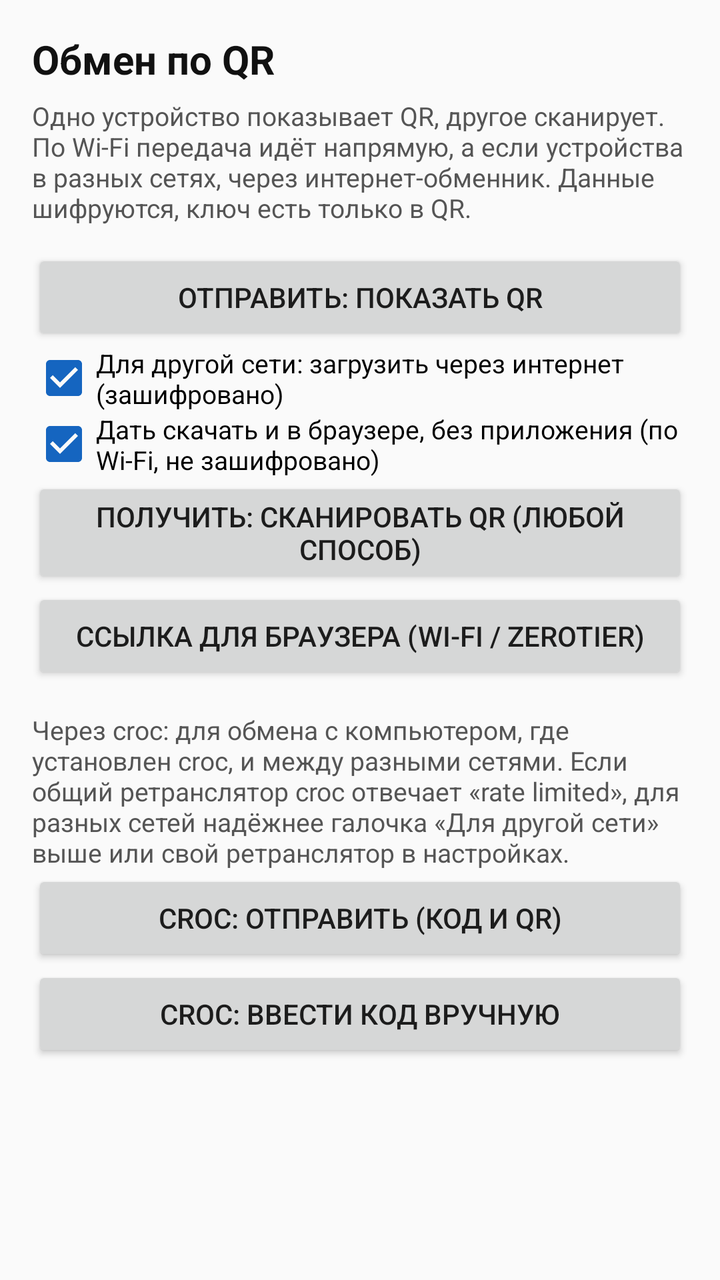
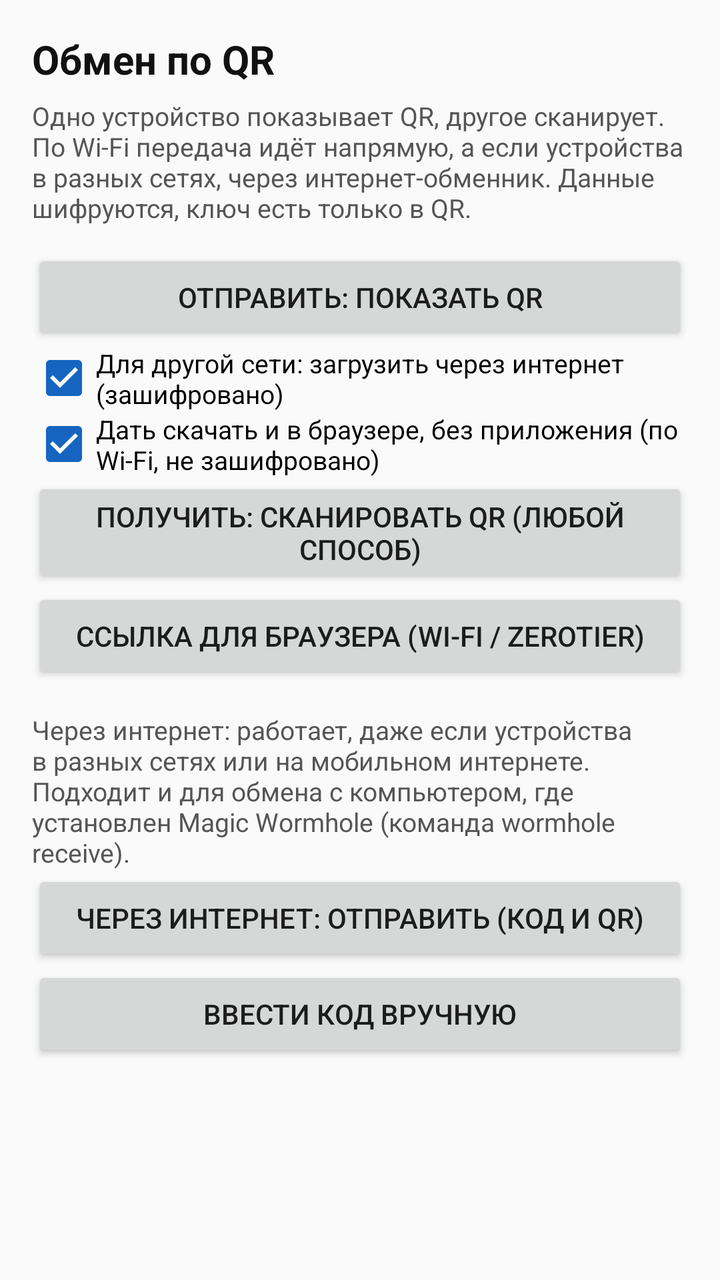

The first picture is an Android layout as it rendered before a commit; the second is the same layout after the commit. The layout source and the unified diff follow.
<!-- AndroidManifest.xml: application theme AppTheme -->
<!-- res/layout/activity_exchange.xml -->
<?xml version="1.0" encoding="utf-8"?>
<ScrollView xmlns:android="http://schemas.android.com/apk/res/android"
    android:layout_width="match_parent"
    android:layout_height="match_parent"
    android:background="#FAFAFA">

    <LinearLayout
        android:layout_width="match_parent"
        android:layout_height="wrap_content"
        android:orientation="vertical"
        android:padding="16dp">

        <TextView
            android:layout_width="match_parent"
            android:layout_height="wrap_content"
            android:text="Обмен по QR"
            android:textColor="#111111"
            android:textSize="20sp"
            android:textStyle="bold" />

        <TextView
            android:layout_width="match_parent"
            android:layout_height="wrap_content"
            android:paddingTop="6dp"
            android:text="Одно устройство показывает QR, другое сканирует. По Wi‑Fi передача идёт напрямую, а если устройства в разных сетях, через интернет-обменник. Данные шифруются, ключ есть только в QR."
            android:textColor="#555555"
            android:textSize="13sp" />

        <Button
            android:id="@+id/btnSend"
            android:layout_width="match_parent"
            android:layout_height="wrap_content"
            android:layout_marginTop="12dp"
            android:text="Отправить: показать QR" />

        <CheckBox
            android:id="@+id/cbNet"
            android:layout_width="match_parent"
            android:layout_height="wrap_content"
            android:checked="true"
            android:text="Для другой сети: загрузить через интернет (зашифровано)"
            android:textSize="13sp" />

        <CheckBox
            android:id="@+id/cbBrowser"
            android:layout_width="match_parent"
            android:layout_height="wrap_content"
            android:checked="true"
            android:text="Дать скачать и в браузере, без приложения (по Wi‑Fi, не зашифровано)"
            android:textSize="13sp" />

        <Button
            android:id="@+id/btnReceive"
            android:layout_width="match_parent"
            android:layout_height="wrap_content"
            android:text="Получить: сканировать QR (любой способ)" />

        <Button
            android:id="@+id/btnWeb"
            android:layout_width="match_parent"
            android:layout_height="wrap_content"
            android:text="Ссылка для браузера (Wi‑Fi / ZeroTier)" />

        <Button
            android:id="@+id/btnWebStop"
            android:layout_width="match_parent"
            android:layout_height="wrap_content"
            android:text="Остановить веб-сервер"
            android:visibility="gone" />

        <TextView
            android:layout_width="match_parent"
            android:layout_height="wrap_content"
            android:paddingTop="14dp"
            android:text="Через croc: для обмена с компьютером, где установлен croc, и между разными сетями. Если общий ретранслятор croc отвечает «rate limited», для разных сетей надёжнее галочка «Для другой сети» выше или свой ретранслятор в настройках."
            android:textColor="#555555"
            android:textSize="13sp" />

        <Button
            android:id="@+id/btnCrocSend"
            android:layout_width="match_parent"
            android:layout_height="wrap_content"
            android:text="croc: отправить (код и QR)" />

        <Button
            android:id="@+id/btnCrocCode"
            android:layout_width="match_parent"
            android:layout_height="wrap_content"
            android:text="croc: ввести код вручную" />

        <Button
            android:id="@+id/btnCrocShare"
            android:layout_width="match_parent"
            android:layout_height="wrap_content"
            android:text="Поделиться кодом (мессенджер)"
            android:visibility="gone" />

        <Button
            android:id="@+id/btnCrocCancel"
            android:layout_width="match_parent"
            android:layout_height="wrap_content"
            android:text="Остановить croc"
            android:visibility="gone" />

        <ProgressBar
            android:id="@+id/progress"
            style="?android:attr/progressBarStyleHorizontal"
            android:layout_width="match_parent"
            android:layout_height="wrap_content"
            android:layout_marginTop="12dp"
            android:visibility="gone" />

        <ImageView
            android:id="@+id/qrView"
            android:layout_width="300dp"
            android:layout_height="300dp"
            android:layout_gravity="center_horizontal"
            android:layout_marginTop="12dp"
            android:background="#FFFFFF"
            android:visibility="gone" />

        <TextView
            android:id="@+id/status"
            android:layout_width="match_parent"
            android:layout_height="wrap_content"
            android:paddingTop="10dp"
            android:textColor="#222222"
            android:textSize="14sp" />
    </LinearLayout>
</ScrollView>
<!-- resources referenced by this layout -->
<resources>
  <style name="AppTheme" parent="Theme.AppCompat.Light.NoActionBar">
          <item name="colorPrimary">#1565C0</item>
          <item name="colorPrimaryDark">#0D47A1</item>
          <item name="colorAccent">#1565C0</item>
          <item name="android:statusBarColor">#0D47A1</item>
      </style>
</resources>

<!-- the commit's change to res/layout/activity_exchange.xml (unified diff, before → after) -->
@@ -72,7 +72,7 @@
             android:layout_width="match_parent"
             android:layout_height="wrap_content"
             android:paddingTop="14dp"
-            android:text="Через croc: для обмена с компьютером, где установлен croc, и между разными сетями. Если общий ретранслятор croc отвечает «rate limited», для разных сетей надёжнее галочка «Для другой сети» выше или свой ретранслятор в настройках."
+            android:text="Через интернет: работает, даже если устройства в разных сетях или на мобильном интернете. Подходит и для обмена с компьютером, где установлен Magic Wormhole (команда wormhole receive)."
             android:textColor="#555555"
             android:textSize="13sp" />
 
@@ -80,13 +80,13 @@
             android:id="@+id/btnCrocSend"
             android:layout_width="match_parent"
             android:layout_height="wrap_content"
-            android:text="croc: отправить (код и QR)" />
+            android:text="Через интернет: отправить (код и QR)" />
 
         <Button
             android:id="@+id/btnCrocCode"
             android:layout_width="match_parent"
             android:layout_height="wrap_content"
-            android:text="croc: ввести код вручную" />
+            android:text="Ввести код вручную" />
 
         <Button
             android:id="@+id/btnCrocShare"
@@ -99,7 +99,7 @@
             android:id="@+id/btnCrocCancel"
             android:layout_width="match_parent"
             android:layout_height="wrap_content"
-            android:text="Остановить croc"
+            android:text="Остановить обмен"
             android:visibility="gone" />
 
         <ProgressBar
